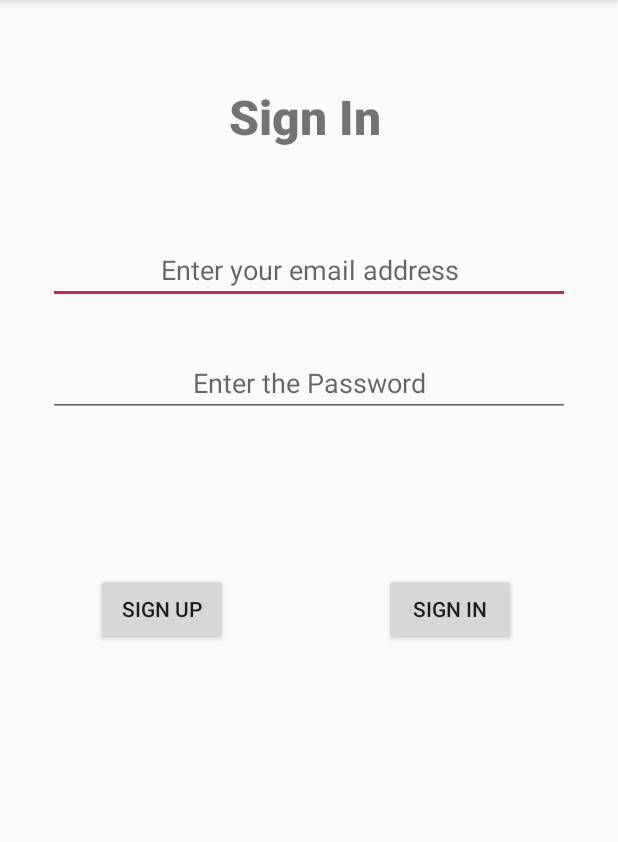
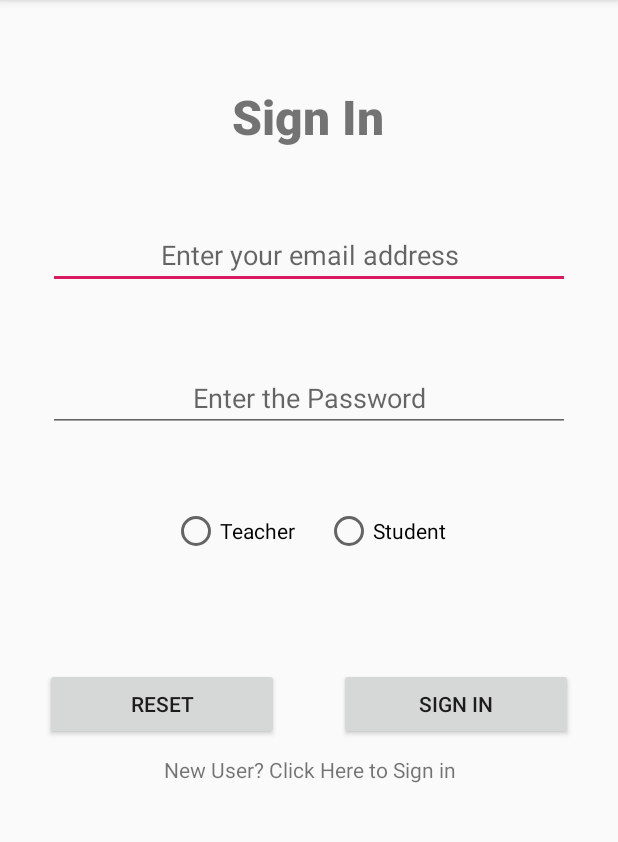
Before and after one commit to alucard-alexander/DigitalClass, an Android app: the LoginPage screen opened directly, with no data from a screen before it, on a phone screen of 412 x 824 dp, the part 84-926 px from its top. Run offline under Robolectric (Android 15) with nearby library versions, the phone set to English and light mode, and no system bars; our stand-ins replace Firebase (no records; nobody signed in at launch, a user with empty details on screens opened directly).

```diff
--- a/app/src/main/java/com/example/digitalclass/Constants/ConstantsVariables.java
+++ b/app/src/main/java/com/example/digitalclass/Constants/ConstantsVariables.java
@@ -3,5 +3,6 @@ package com.example.digitalclass.Constants;
 public class ConstantsVariables {
 
     public static final int PERMISSION_STORAGE_CODE =1000;
+    public static final String SHARED_PREFERENCE_VALUE = "sharedPreferenceDigitalCare";
 
 }
--- a/app/src/main/java/com/example/digitalclass/LoginPage.java
+++ b/app/src/main/java/com/example/digitalclass/LoginPage.java
@@ -8,6 +8,7 @@ import android.content.Intent;
 import android.os.Bundle;
 import android.view.View;
 import android.widget.EditText;
+import android.widget.RadioButton;
 import android.widget.Toast;
 
 import com.google.android.gms.tasks.OnCompleteListener;
@@ -20,6 +21,7 @@ public class LoginPage extends AppCompatActivity {
     Intent homePage;
     private EditText email,pass;
     private ProgressDialog progressDialog;
+    private RadioButton teacher,student;
 
     @Override
     protected void onCreate(Bundle savedInstanceState) {
@@ -30,6 +32,10 @@ public class LoginPage extends AppCompatActivity {
         pass = findViewById(R.id.editText6);
         homePage = new Intent(this,MainActivity.class);
         progressDialog = new ProgressDialog(this);
+        teacher = findViewById(R.id.radioButton);
+        student = findViewById(R.id.radioButton2);
+
+
     }
 
     public void signUp(View view){
@@ -46,8 +52,13 @@ public class LoginPage extends AppCompatActivity {
                     public void onComplete(@NonNull Task<AuthResult> task) {
                         progressDialog.hide();
                         if (task.isSuccessful()){
+
+
+
                             Toast.makeText(LoginPage.this, "Successfully Registered", Toast.LENGTH_SHORT).show();
                             startActivity(homePage);
+
+
                         }else{
                             Toast.makeText(LoginPage.this, "Wrong Password or Email", Toast.LENGTH_SHORT).show();
                         }
--- a/app/src/main/java/com/example/digitalclass/PDFReadings.java
+++ b/app/src/main/java/com/example/digitalclass/PDFReadings.java
@@ -20,6 +20,8 @@ import android.os.Bundle;
 import android.os.Environment;
 import android.speech.tts.TextToSpeech;
 import android.util.Log;
+import android.view.Menu;
+import android.view.MenuInflater;
 import android.view.View;
 import android.widget.EditText;
 import android.widget.TextView;
@@ -127,7 +129,6 @@ public class PDFReadings extends AppCompatActivity {
         playing = false;
 
     }
-
 
 
 
--- a/app/src/main/res/layout/activity_login_page.xml
+++ b/app/src/main/res/layout/activity_login_page.xml
@@ -5,6 +5,20 @@
     android:layout_width="match_parent"
     android:layout_height="match_parent"
     tools:context=".LoginPage">
+
+    <ScrollView
+        android:layout_width="match_parent"
+        android:layout_height="match_parent"
+        app:layout_constraintBottom_toBottomOf="parent"
+        app:layout_constraintEnd_toEndOf="parent"
+        app:layout_constraintStart_toStartOf="parent"
+        app:layout_constraintTop_toTopOf="parent">
+
+        <LinearLayout
+            android:layout_width="match_parent"
+            android:layout_height="wrap_content"
+            android:gravity="center"
+            android:orientation="vertical">
 
             <TextView
                 android:id="@+id/textView2"
@@ -17,34 +31,27 @@
                 android:text="@string/signIn"
                 android:textAlignment="center"
                 android:textSize="32dp"
-        android:textStyle="bold"
-        app:layout_constraintEnd_toEndOf="parent"
-        app:layout_constraintHorizontal_bias="0.0"
-        app:layout_constraintStart_toStartOf="parent"
-        app:layout_constraintTop_toTopOf="parent" />
+                android:textStyle="bold" />
 
             <EditText
                 android:id="@+id/editText5"
-        android:layout_width="0dp"
-        android:layout_height="wrap_content"
+                android:layout_width="match_parent"
+                android:layout_height="match_parent"
                 android:layout_marginStart="32dp"
                 android:layout_marginLeft="20dp"
-        android:layout_marginTop="40dp"
+                android:layout_marginTop="30dp"
                 android:layout_marginEnd="32dp"
                 android:layout_marginRight="20dp"
                 android:layout_marginBottom="20dp"
                 android:ems="10"
                 android:hint="@string/regEmail"
                 android:inputType="textPersonName"
-        android:textAlignment="center"
-        app:layout_constraintEnd_toEndOf="parent"
-        app:layout_constraintStart_toStartOf="parent"
-        app:layout_constraintTop_toBottomOf="@+id/textView2" />
+                android:textAlignment="center" />
 
             <EditText
                 android:id="@+id/editText6"
-        android:layout_width="0dp"
-        android:layout_height="wrap_content"
+                android:layout_width="match_parent"
+                android:layout_height="match_parent"
                 android:layout_marginStart="32dp"
                 android:layout_marginLeft="20dp"
                 android:layout_marginTop="30dp"
@@ -55,31 +62,73 @@
                 android:hint="@string/regPass"
                 android:inputType="textPersonName"
                 android:password="true"
-        android:textAlignment="center"
-        app:layout_constraintEnd_toEndOf="parent"
-        app:layout_constraintHorizontal_bias="0.0"
-        app:layout_constraintStart_toStartOf="parent"
-        app:layout_constraintTop_toBottomOf="@+id/editText5" />
+                android:textAlignment="center" />
+
+            <RadioGroup
+                android:layout_width="match_parent"
+                android:layout_height="match_parent"
+                android:layout_margin="10dp"
+                android:gravity="center"
+                android:orientation="horizontal"
+                android:padding="10dp">
+
+                <RadioButton
+                    android:id="@+id/radioButton"
+                    android:layout_width="wrap_content"
+                    android:layout_height="wrap_content"
+                    android:layout_margin="10dp"
+                    android:text="Teacher" />
+
+                <RadioButton
+                    android:id="@+id/radioButton2"
+                    android:layout_width="wrap_content"
+                    android:layout_height="wrap_content"
+                    android:layout_margin="10dp"
+                    android:text="Student" />
+            </RadioGroup>
+
+            <LinearLayout
+                android:layout_width="match_parent"
+                android:layout_height="match_parent"
+                android:layout_marginLeft="10dp"
+                android:layout_marginTop="45dp"
+                android:layout_marginRight="10dp"
+                android:orientation="horizontal">
 
                 <Button
                     android:id="@+id/button"
-        android:layout_width="0dp"
-        android:layout_height="wrap_content"
-        android:layout_marginStart="32dp"
-        android:onClick="signUp"
-        android:text="Sign Up"
-        app:layout_constraintBaseline_toBaselineOf="@+id/button2"
-        app:layout_constraintStart_toStartOf="@+id/editText6" />
+                    android:layout_width="match_parent"
+                    android:layout_height="match_parent"
+                    android:layout_marginLeft="20dp"
+                    android:layout_marginTop="0dp"
+                    android:layout_marginRight="20dp"
+                    android:layout_marginBottom="10dp"
+                    android:layout_weight="1"
+                    android:text="Reset" />
 
                 <Button
                     android:id="@+id/button2"
-        android:layout_width="0dp"
-        android:layout_height="wrap_content"
-        android:layout_marginTop="104dp"
-        android:layout_marginEnd="36dp"
+                    android:layout_width="match_parent"
+                    android:layout_height="match_parent"
+                    android:layout_marginLeft="20dp"
+                    android:layout_marginTop="0dp"
+                    android:layout_marginRight="20dp"
+                    android:layout_marginBottom="10dp"
+                    android:layout_weight="1"
                     android:onClick="logInUser"
-        android:text="Sign In"
-        app:layout_constraintEnd_toEndOf="@+id/editText6"
-        app:layout_constraintTop_toBottomOf="@+id/editText6" />
+                    android:text="Sign In" />
+            </LinearLayout>
+
+            <TextView
+                android:id="@+id/textView3"
+                android:layout_width="match_parent"
+                android:layout_height="match_parent"
+                android:gravity="center"
+                android:onClick="signUp"
+                android:text="New User? Click Here to Sign in"
+                android:textAlignment="center" />
+
+        </LinearLayout>
+    </ScrollView>
 
 </androidx.constraintlayout.widget.ConstraintLayout>
```
Also changed, not shown: app/src/main/AndroidManifest.xml (+8 -3 lines), app/src/main/java/com/example/digitalclass/FileUpload.java (+34 -0 lines), app/src/main/java/com/example/digitalclass/RegistrationPage.java (+22 -1 lines), app/src/main/res/layout/activity_registration_page.xml (+22 -0 lines), app/src/main/res/menu/menu.xml (added, +18 -0 lines). Lines whose indentation alone changed are shown as unchanged.
